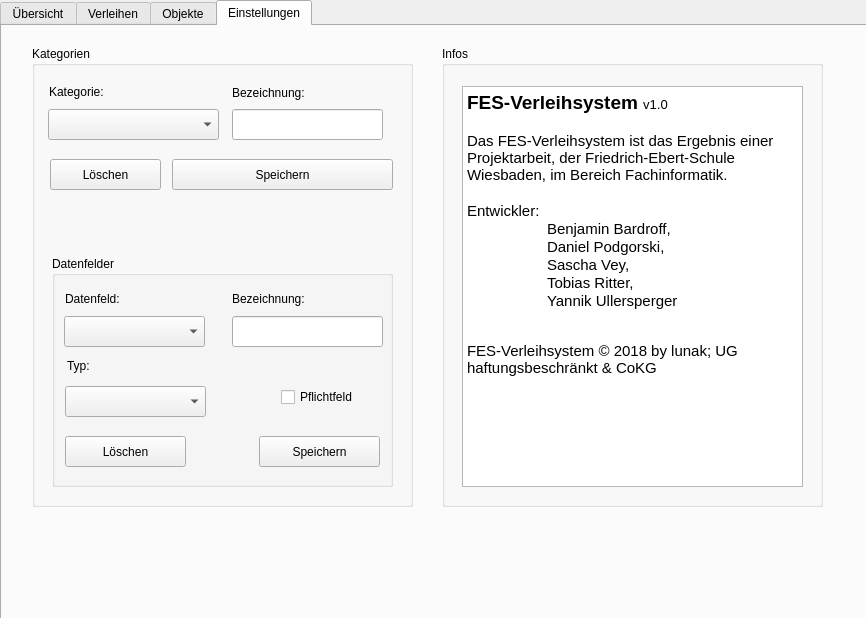
Above: mainwindow.ui from Psycl0p7/Projekt-2-Verleihsoftware before the change. Below: the same form after it.
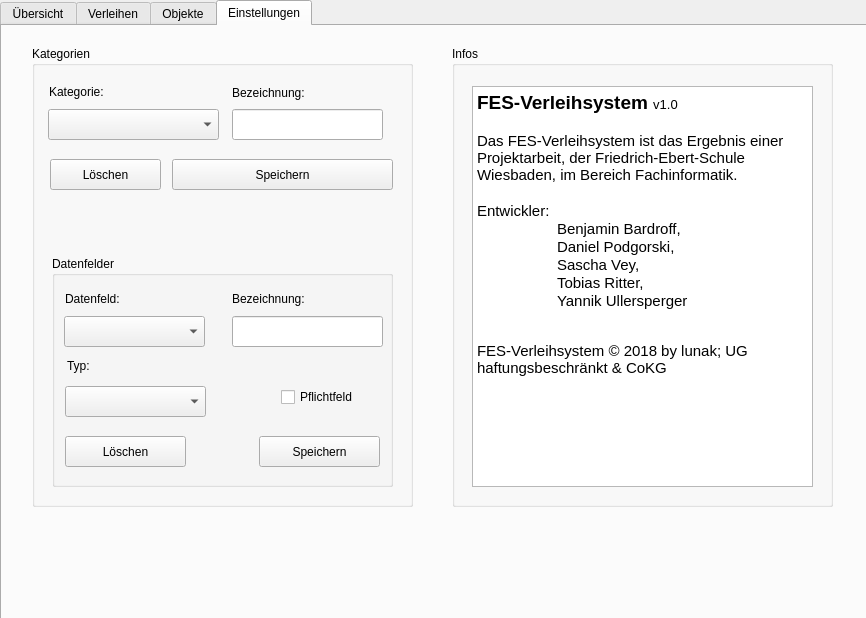
That is the form after the change. The open tabs and pages were chosen to show the change.

Patch:
```diff
--- a/mainwindow.ui
+++ b/mainwindow.ui
@@ -1249,7 +1249,7 @@
      <widget class="QGroupBox" name="groupBox_4">
       <property name="geometry">
        <rect>
-        <x>440</x>
+        <x>450</x>
         <y>20</y>
         <width>381</width>
         <height>461</height>
```
Left out of the diff: 4 changed lines with no effect on the pictures.
